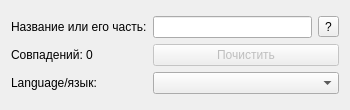
sr-tream/HistoryFuck, file interface.ui: the form before one commit.
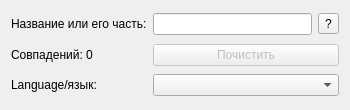
The form after the commit.

```diff
--- a/interface.ui
+++ b/interface.ui
@@ -29,31 +29,7 @@
    <layout class="QGridLayout" name="gridLayout_2">
     <item row="0" column="0">
      <layout class="QGridLayout" name="gridLayout">
-      <item row="0" column="1">
-       <widget class="QLineEdit" name="file"/>
-      </item>
-      <item row="0" column="0">
-       <widget class="QLabel" name="label">
-        <property name="text">
-         <string>Название или его часть:</string>
-        </property>
-       </widget>
-      </item>
-      <item row="0" column="2">
-       <widget class="QToolButton" name="toolButton">
-        <property name="text">
-         <string>?</string>
-        </property>
-       </widget>
-      </item>
-      <item row="1" column="0">
-       <widget class="QLabel" name="matches">
-        <property name="text">
-         <string>Совпадений: 0</string>
-        </property>
-       </widget>
-      </item>
-      <item row="1" column="1" colspan="2">
+      <item row="3" column="1" colspan="2">
        <widget class="QPushButton" name="clear">
         <property name="enabled">
          <bool>false</bool>
@@ -63,7 +39,50 @@
         </property>
        </widget>
       </item>
+      <item row="1" column="1">
+       <widget class="QLineEdit" name="file"/>
+      </item>
+      <item row="4" column="0">
+       <spacer name="verticalSpacer_3">
+        <property name="orientation">
+         <enum>Qt::Vertical</enum>
+        </property>
+        <property name="sizeHint" stdset="0">
+         <size>
+          <width>20</width>
+          <height>40</height>
+         </size>
+        </property>
+       </spacer>
+      </item>
+      <item row="3" column="0">
+       <widget class="QLabel" name="matches">
+        <property name="text">
+         <string>Совпадений: 0</string>
+        </property>
+       </widget>
+      </item>
+      <item row="1" column="2">
+       <widget class="QToolButton" name="toolButton">
+        <property name="text">
+         <string>?</string>
+        </property>
+       </widget>
+      </item>
       <item row="2" column="0">
+       <spacer name="verticalSpacer">
+        <property name="orientation">
+         <enum>Qt::Vertical</enum>
+        </property>
+        <property name="sizeHint" stdset="0">
+         <size>
+          <width>20</width>
+          <height>40</height>
+         </size>
+        </property>
+       </spacer>
+      </item>
+      <item row="5" column="0">
        <widget class="QLabel" name="label_lng">
         <property name="enabled">
          <bool>true</bool>
@@ -73,9 +92,42 @@
         </property>
        </widget>
       </item>
-      <item row="2" column="1" colspan="2">
+      <item row="1" column="0">
+       <widget class="QLabel" name="label">
+        <property name="text">
+         <string>Название или его часть:</string>
+        </property>
+       </widget>
+      </item>
+      <item row="0" column="0">
+       <spacer name="verticalSpacer_2">
+        <property name="orientation">
+         <enum>Qt::Vertical</enum>
+        </property>
+        <property name="sizeHint" stdset="0">
+         <size>
+          <width>20</width>
+          <height>40</height>
+         </size>
+        </property>
+       </spacer>
+      </item>
+      <item row="5" column="1" colspan="2">
        <widget class="QComboBox" name="language"/>
       </item>
+      <item row="6" column="0">
+       <spacer name="verticalSpacer_4">
+        <property name="orientation">
+         <enum>Qt::Vertical</enum>
+        </property>
+        <property name="sizeHint" stdset="0">
+         <size>
+          <width>20</width>
+          <height>40</height>
+         </size>
+        </property>
+       </spacer>
+      </item>
      </layout>
     </item>
    </layout>
```
